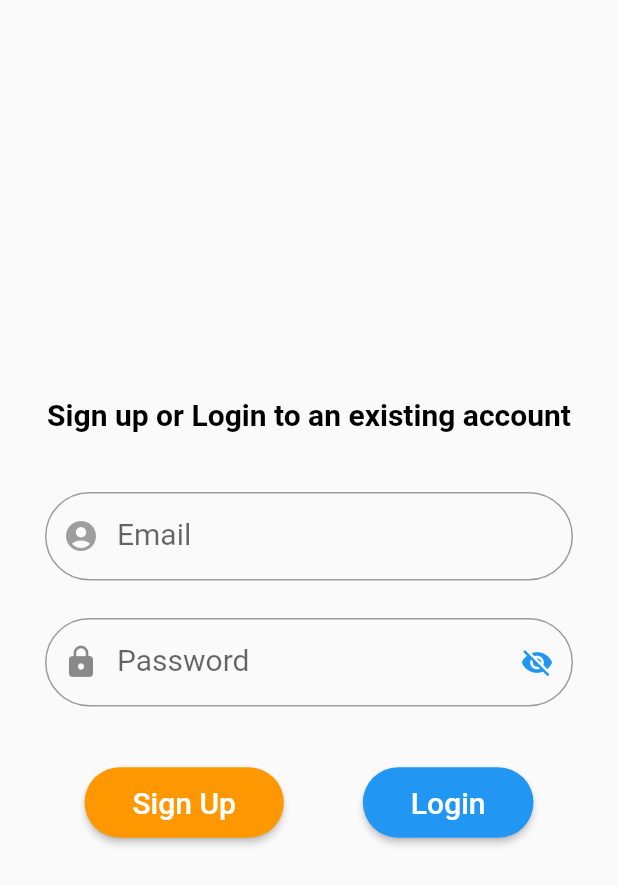
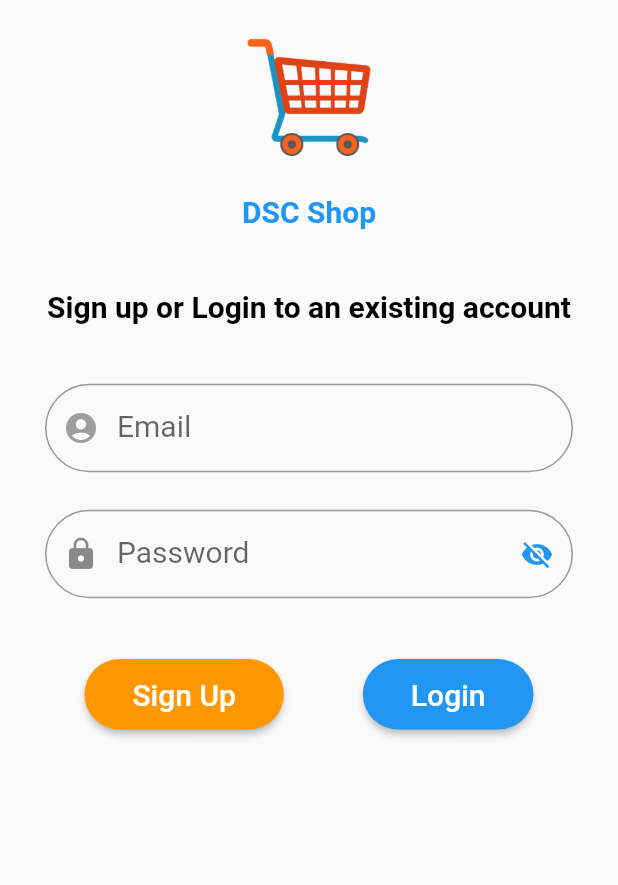
Before and after one commit to Belal13ify/DSC-Shop, a Flutter app: the screen it shows after launch, on a phone screen of 412 x 824 dp. Shown: the top 885 px of the screen. Run offline on Flutter 3.47's test engine with Material 2 defaults, Android fonts, the phone set to English and light mode, and no system bars; missing offline and left inert: splash_screen_view.

Commit message:
some modifications

```diff
--- a/lib/screens/login_screen.dart
+++ b/lib/screens/login_screen.dart
@@ -12,9 +12,29 @@ class Login extends StatelessWidget {
         key: _formKey,
         child: Padding(
           padding: const EdgeInsets.symmetric(horizontal: 30),
+          child: SingleChildScrollView(
             child: Column(
-            mainAxisAlignment: MainAxisAlignment.center,
+              // mainAxisAlignment: MainAxisAlignment.center,
               children: [
+                SizedBox(
+                  height: 20.0,
+                ),
+                Image.asset(
+                  'assets/images/logo.png',
+                  width: 120,
+                ),
+                SizedBox(
+                  height: 20.0,
+                ),
+                Text('DSC Shop',
+                    textAlign: TextAlign.center,
+                    style: TextStyle(
+                        color: Colors.blue,
+                        fontSize: 20,
+                        fontWeight: FontWeight.bold)),
+                SizedBox(
+                  height: 40.0,
+                ),
                 Text('Sign up or Login to an existing account',
                     textAlign: TextAlign.center,
                     style: TextStyle(
@@ -89,7 +109,8 @@ class Login extends StatelessWidget {
                               // openAlert();
                             },
                             child: Padding(
-                            padding: const EdgeInsets.symmetric(horizontal: 20),
+                              padding:
+                                  const EdgeInsets.symmetric(horizontal: 20),
                               child: Text(
                                 'Sign Up',
                                 style: TextStyle(fontSize: 20),
@@ -109,7 +130,8 @@ class Login extends StatelessWidget {
                               // openAlert();
                             },
                             child: Padding(
-                            padding: const EdgeInsets.symmetric(horizontal: 20),
+                              padding:
+                                  const EdgeInsets.symmetric(horizontal: 20),
                               child: Text(
                                 'Login',
                                 style: TextStyle(fontSize: 20),
@@ -122,6 +144,7 @@ class Login extends StatelessWidget {
               ],
             ),
           ),
+        ),
       )),
     );
   }
```
Also changed, not shown: assets/images/logo.png. Lines whose indentation alone changed are shown as unchanged.
